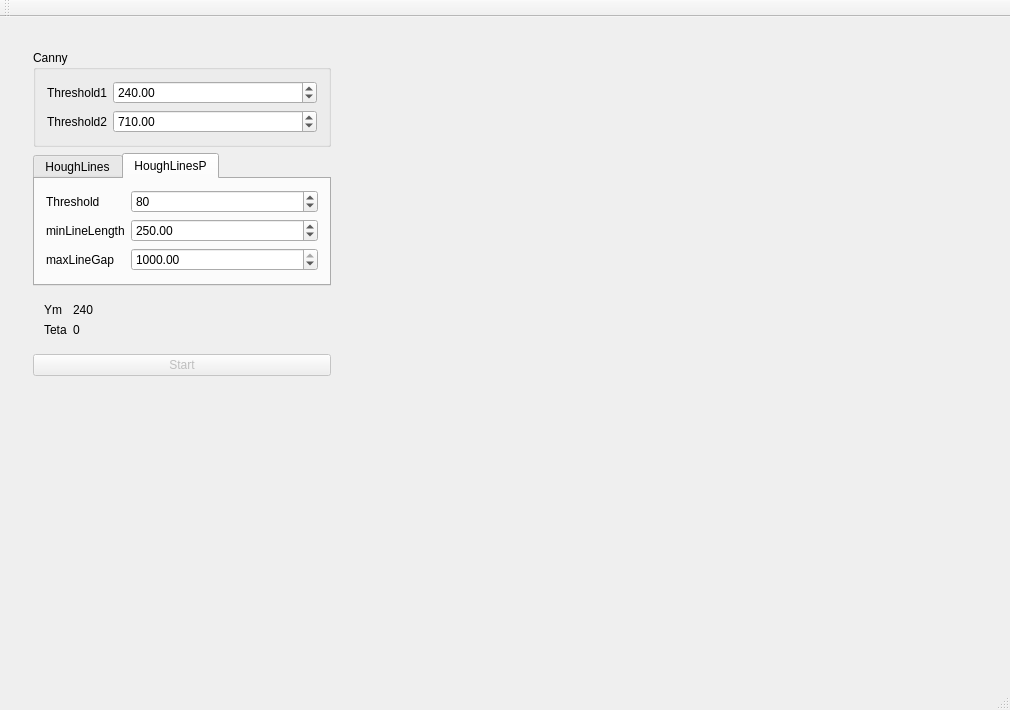
Qt form mainwindow.ui (lcasassa/kinect_example) before a commit.
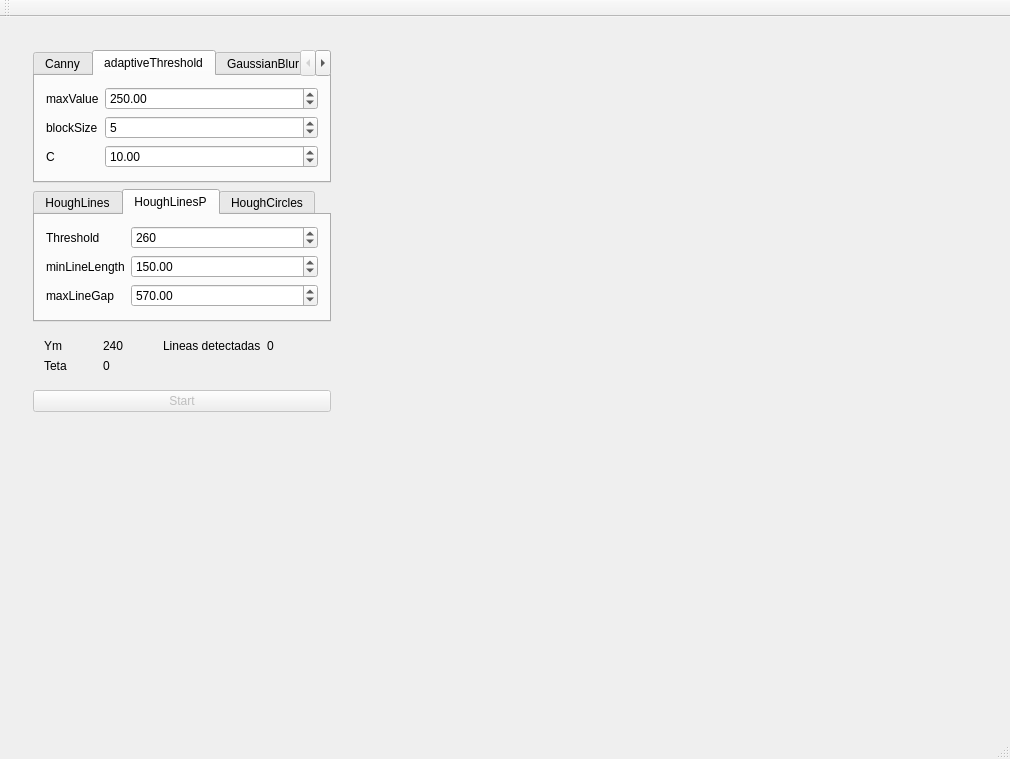
The same form after that commit. Custom widgets are drawn as their Qt base class.

Commit message: Detecta lineas más robustamente

What changed in the file:
```diff
--- a/mainwindow.ui
+++ b/mainwindow.ui
@@ -7,7 +7,7 @@
     <x>0</x>
     <y>0</y>
     <width>1002</width>
-    <height>710</height>
+    <height>759</height>
    </rect>
   </property>
   <property name="windowTitle">
@@ -22,11 +22,15 @@
         <widget class="QWidget" name="widget_2" native="true">
          <layout class="QVBoxLayout" name="verticalLayout_2">
           <item>
-           <widget class="QGroupBox" name="groupBox">
-            <property name="title">
+           <widget class="QTabWidget" name="tabWidget_2">
+            <property name="currentIndex">
+             <number>1</number>
+            </property>
+            <widget class="QWidget" name="tab_4">
+             <attribute name="title">
              <string>Canny</string>
-            </property>
-            <layout class="QFormLayout" name="formLayout_2">
+             </attribute>
+             <layout class="QFormLayout" name="formLayout_6">
              <item row="0" column="0">
               <widget class="QLabel" name="label">
                <property name="text">
@@ -69,6 +73,90 @@
              </item>
             </layout>
            </widget>
+            <widget class="QWidget" name="tab_5">
+             <attribute name="title">
+              <string>adaptiveThreshold</string>
+             </attribute>
+             <layout class="QFormLayout" name="formLayout_2">
+              <item row="0" column="0">
+               <widget class="QLabel" name="label_7">
+                <property name="text">
+                 <string>maxValue</string>
+                </property>
+               </widget>
+              </item>
+              <item row="0" column="1">
+               <widget class="QDoubleSpinBox" name="doubleSpinBox_at_maxValue">
+                <property name="minimum">
+                 <double>1.000000000000000</double>
+                </property>
+                <property name="maximum">
+                 <double>1000.000000000000000</double>
+                </property>
+                <property name="value">
+                 <double>250.000000000000000</double>
+                </property>
+               </widget>
+              </item>
+              <item row="1" column="0">
+               <widget class="QLabel" name="label_10">
+                <property name="text">
+                 <string>blockSize</string>
+                </property>
+               </widget>
+              </item>
+              <item row="1" column="1">
+               <widget class="QSpinBox" name="spinBox_at_blockSize">
+                <property name="minimum">
+                 <number>3</number>
+                </property>
+                <property name="maximum">
+                 <number>21</number>
+                </property>
+                <property name="singleStep">
+                 <number>2</number>
+                </property>
+                <property name="value">
+                 <number>5</number>
+                </property>
+               </widget>
+              </item>
+              <item row="2" column="1">
+               <widget class="QDoubleSpinBox" name="doubleSpinBox_at_C">
+                <property name="minimum">
+                 <double>-1000.000000000000000</double>
+                </property>
+                <property name="maximum">
+                 <double>1000.000000000000000</double>
+                </property>
+                <property name="singleStep">
+                 <double>20.000000000000000</double>
+                </property>
+                <property name="value">
+                 <double>10.000000000000000</double>
+                </property>
+               </widget>
+              </item>
+              <item row="2" column="0">
+               <widget class="QLabel" name="label_11">
+                <property name="text">
+                 <string>C</string>
+                </property>
+               </widget>
+              </item>
+             </layout>
+            </widget>
+            <widget class="QWidget" name="tab_6">
+             <attribute name="title">
+              <string>GaussianBlur</string>
+             </attribute>
+            </widget>
+            <widget class="QWidget" name="tab_7">
+             <attribute name="title">
+              <string>GaussianBlur y Canny</string>
+             </attribute>
+            </widget>
+           </widget>
           </item>
           <item>
            <widget class="QTabWidget" name="tabWidget">
@@ -129,7 +217,7 @@
                  <number>20</number>
                 </property>
                 <property name="value">
-                 <number>80</number>
+                 <number>260</number>
                 </property>
                </widget>
               </item>
@@ -142,7 +230,7 @@
                  <double>20.000000000000000</double>
                 </property>
                 <property name="value">
-                 <double>250.000000000000000</double>
+                 <double>150.000000000000000</double>
                 </property>
                </widget>
               </item>
@@ -155,7 +243,7 @@
                  <double>20.000000000000000</double>
                 </property>
                 <property name="value">
-                 <double>1000.000000000000000</double>
+                 <double>570.000000000000000</double>
                 </property>
                </widget>
               </item>
@@ -175,11 +263,16 @@
               </item>
              </layout>
             </widget>
+            <widget class="QWidget" name="tab_3">
+             <attribute name="title">
+              <string>HoughCircles</string>
+             </attribute>
+            </widget>
            </widget>
           </item>
           <item>
            <widget class="QWidget" name="widget_3" native="true">
-            <layout class="QFormLayout" name="formLayout_4">
+            <layout class="QGridLayout" name="gridLayout_2">
              <item row="0" column="0">
               <widget class="QLabel" name="label_8">
                <property name="text">
@@ -208,6 +301,20 @@
                </property>
               </widget>
              </item>
+             <item row="0" column="2">
+              <widget class="QLabel" name="label_12">
+               <property name="text">
+                <string>Lineas detectadas</string>
+               </property>
+              </widget>
+             </item>
+             <item row="0" column="3">
+              <widget class="QLabel" name="label_lineas_detectadas">
+               <property name="text">
+                <string>0</string>
+               </property>
+              </widget>
+             </item>
             </layout>
            </widget>
           </item>
```
Lines whose indentation alone changed are shown as unchanged. The commit also changes 10 other files.
